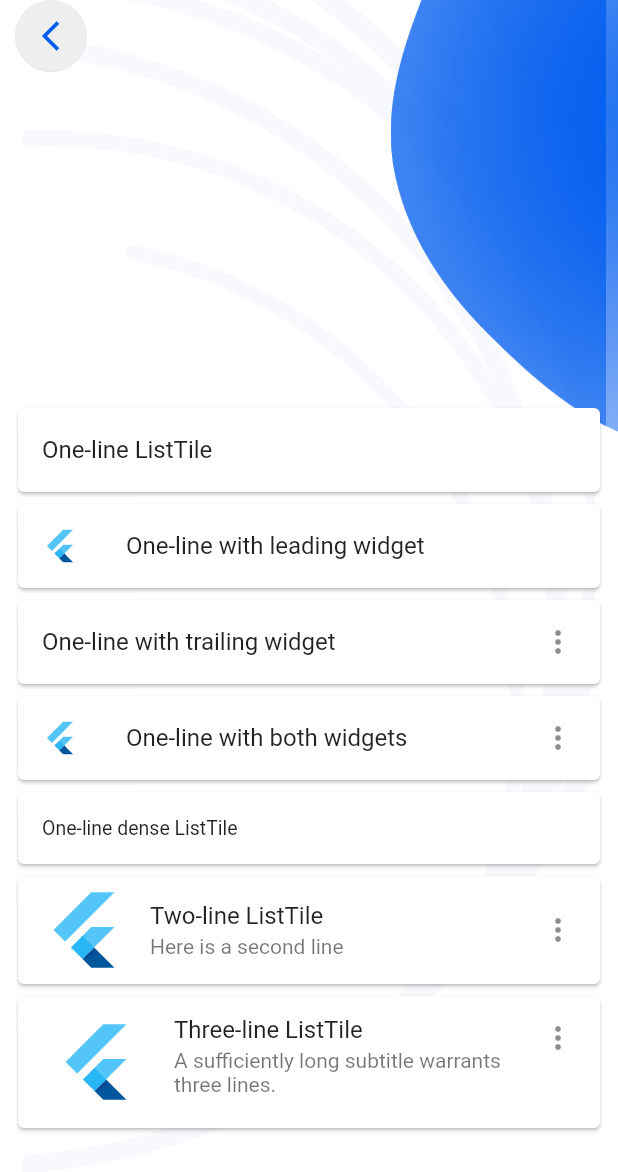
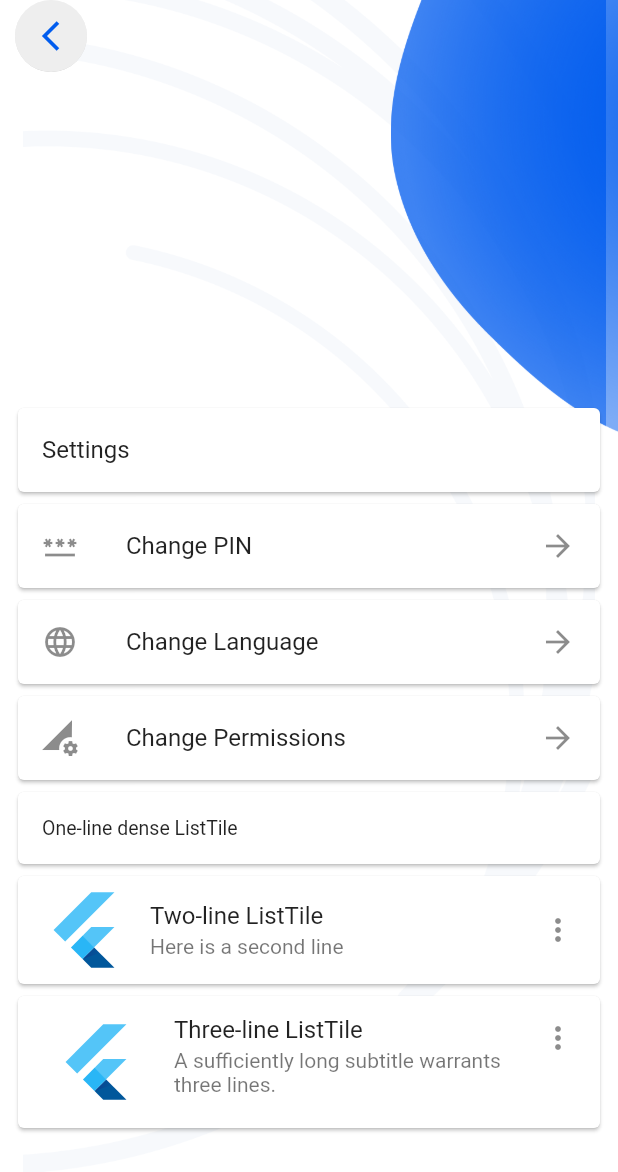
Before and after one commit to sundargautam18/etaka, a Flutter app: the screen it shows after launch, on a phone screen of 412 x 824 dp. Shown: the top 1172 px of the screen. Run offline on Flutter 3.47's test engine with Material 2 defaults, Android fonts, the phone set to English and light mode, and no system bars; our stand-ins replace fl_chart, flutter_svg, fluttertoast, persistent_bottom_nav_bar, shared_preferences; missing offline and left inert: numeric_keyboard.

Commit message:
Update profile_screen.dart

```diff
--- a/lib/views/screens/profile_screen.dart
+++ b/lib/views/screens/profile_screen.dart
@@ -26,24 +26,27 @@ class _ProfileScreenState extends State<ProfileScreen> {
             shrinkWrap: true,
             physics: const NeverScrollableScrollPhysics(),
             children: const <Widget>[
-              Card(child: ListTile(title: Text('One-line ListTile'))),
+              Card(child: ListTile(title: Text('Settings'))),
+
               Card(
                 child: ListTile(
-                  leading: FlutterLogo(),
-                  title: Text('One-line with leading widget'),
+                  leading: Icon(Icons.password),
+                  title: Text('Change PIN'),
+                  trailing: Icon(Icons.arrow_forward),
                 ),
               ),
               Card(
                 child: ListTile(
-                  title: Text('One-line with trailing widget'),
-                  trailing: Icon(Icons.more_vert),
+                  leading: Icon(Icons.language),
+                  title: Text('Change Language'),
+                  trailing: Icon(Icons.arrow_forward),
                 ),
               ),
               Card(
                 child: ListTile(
-                  leading: FlutterLogo(),
-                  title: Text('One-line with both widgets'),
-                  trailing: Icon(Icons.more_vert),
+                  leading: Icon(Icons.perm_data_setting),
+                  title: Text('Change Permissions'),
+                  trailing: Icon(Icons.arrow_forward),
                 ),
               ),
               Card(
```
